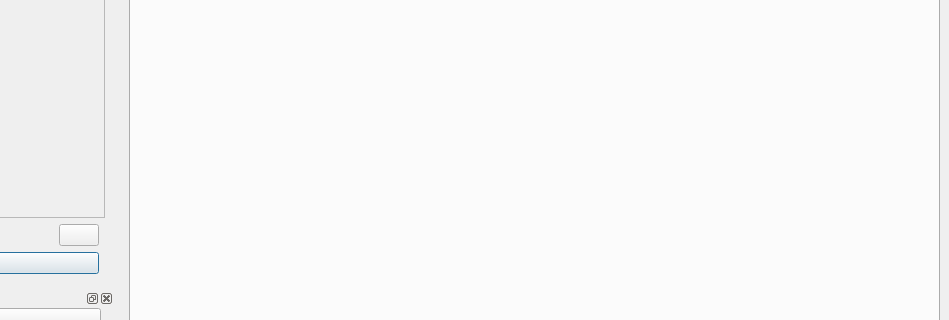
simcav/simcav, file gui.ui: the form before one commit; both pictures show x 196 to 1145 and y 336 to 656 of the 1145 by 887 pixel window.
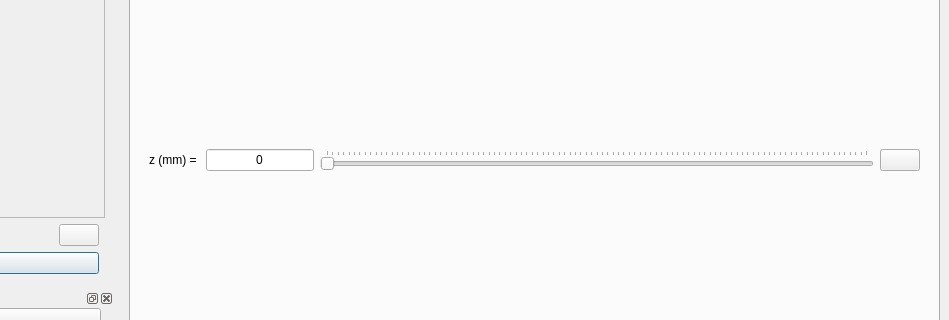
The form after the commit. Icons and pictures are not drawn.

Commit message: Add cross section functionality. Add update button.

Patch:
```diff
--- a/gui.ui
+++ b/gui.ui
@@ -193,6 +193,70 @@
        <attribute name="title">
         <string>Cross Section</string>
        </attribute>
+       <layout class="QVBoxLayout" name="verticalLayout_3">
+        <item>
+         <widget class="QWidget" name="widget" native="true">
+          <property name="sizePolicy">
+           <sizepolicy hsizetype="Preferred" vsizetype="Fixed">
+            <horstretch>0</horstretch>
+            <verstretch>0</verstretch>
+           </sizepolicy>
+          </property>
+          <layout class="QHBoxLayout" name="horizontalLayout_5">
+           <item>
+            <widget class="QLabel" name="label_10">
+             <property name="text">
+              <string>z (mm) = </string>
+             </property>
+            </widget>
+           </item>
+           <item>
+            <widget class="QLineEdit" name="crossSectionBox">
+             <property name="sizePolicy">
+              <sizepolicy hsizetype="Fixed" vsizetype="Fixed">
+               <horstretch>0</horstretch>
+               <verstretch>0</verstretch>
+              </sizepolicy>
+             </property>
+             <property name="text">
+              <string>0</string>
+             </property>
+             <property name="alignment">
+              <set>Qt::AlignCenter</set>
+             </property>
+             <property name="readOnly">
+              <bool>true</bool>
+             </property>
+            </widget>
+           </item>
+           <item>
+            <widget class="QSlider" name="crossSectionSlider">
+             <property name="maximum">
+              <number>100</number>
+             </property>
+             <property name="orientation">
+              <enum>Qt::Horizontal</enum>
+             </property>
+             <property name="tickPosition">
+              <enum>QSlider::TicksAbove</enum>
+             </property>
+            </widget>
+           </item>
+           <item>
+            <widget class="QPushButton" name="button_crossSectionUpdate">
+             <property name="text">
+              <string/>
+             </property>
+             <property name="icon">
+              <iconset>
+               <normaloff>Icons/update.png</normaloff>Icons/update.png</iconset>
+             </property>
+            </widget>
+           </item>
+          </layout>
+         </widget>
+        </item>
+       </layout>
       </widget>
      </widget>
     </item>
```
Left out of the diff: 18 changed lines with no effect on the pictures. The commit also changes 4 other files.
